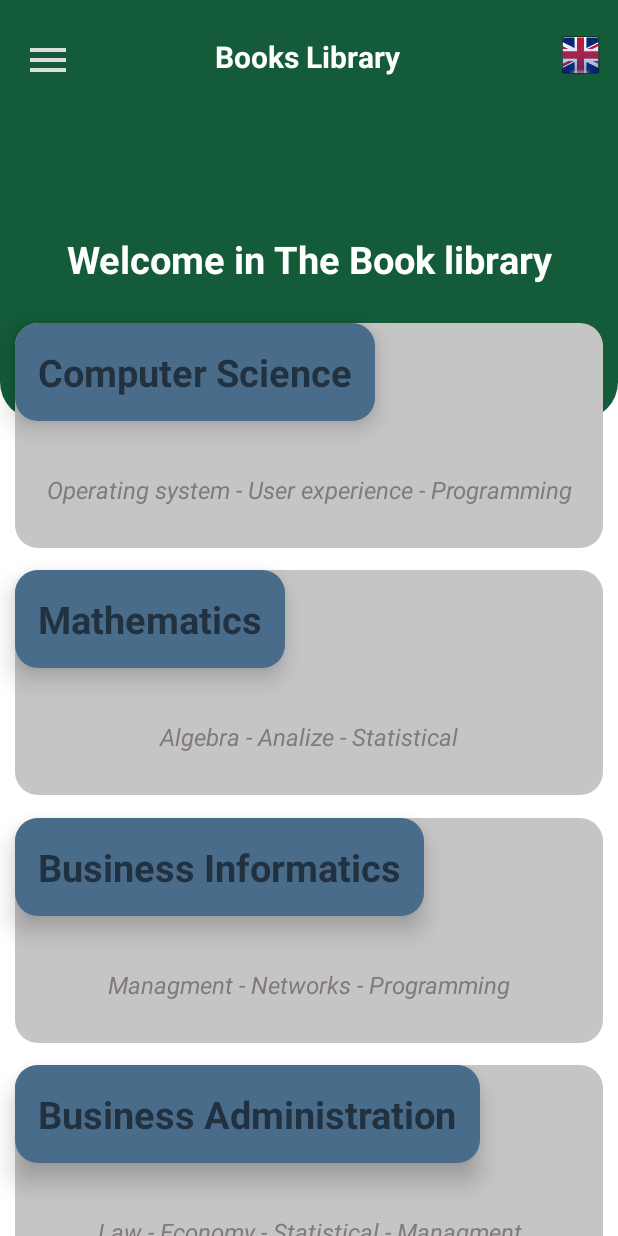
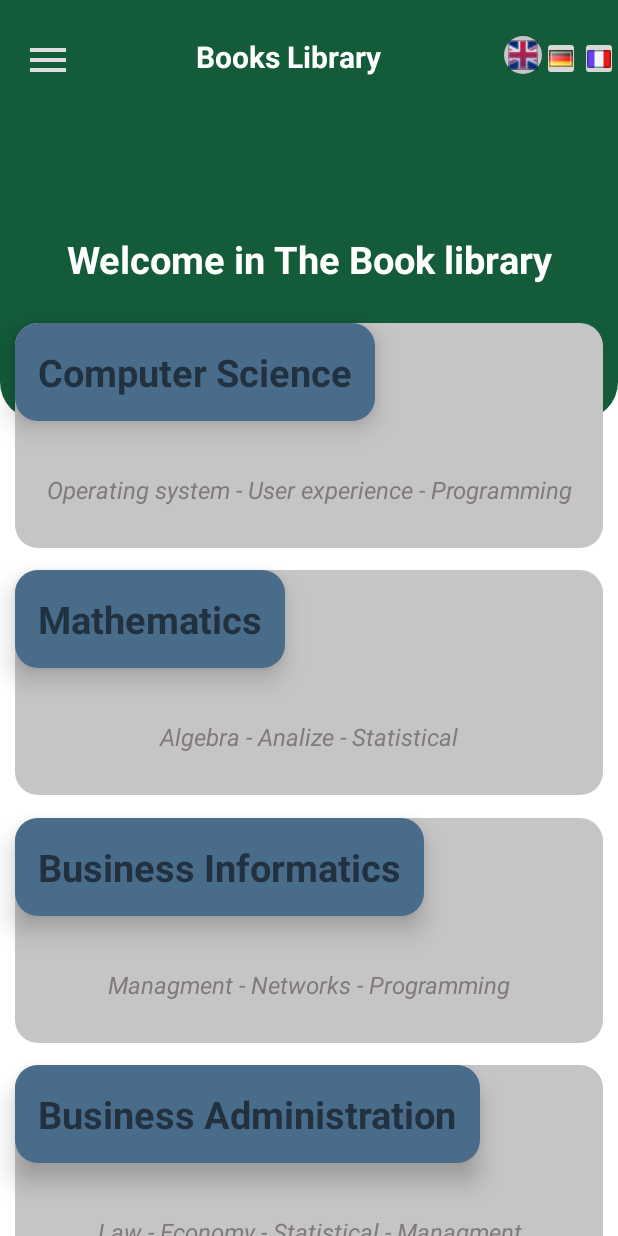
Before and after one commit to Omer-Guimdo/BookRegal, an Android app: the screen it shows after launch (MainActivity), on a phone screen of 412 x 824 dp. Run offline under Robolectric (Android 15) with nearby library versions, the light colour scheme and no system bars.

Commit message:
button languages en, de, fr

```diff
--- /dev/null
+++ b/app/src/main/java/de/romycomer/bookregal/AppCompat.java
@@ -0,0 +1,15 @@
+package de.romycomer.bookregal;
+
+import android.os.Bundle;
+
+import androidx.annotation.Nullable;
+import androidx.appcompat.app.AppCompatActivity;
+
+public class AppCompat extends AppCompatActivity {
+    @Override
+    protected void onCreate(@Nullable Bundle savedInstanceState) {
+        super.onCreate(savedInstanceState);
+        LanguageManager languageManager = new LanguageManager(this);
+        languageManager.updateResource(languageManager.getLang());
+    }
+}
--- /dev/null
+++ b/app/src/main/java/de/romycomer/bookregal/LanguageManager.java
@@ -0,0 +1,38 @@
+package de.romycomer.bookregal;
+
+import android.content.Context;
+import android.content.SharedPreferences;
+import android.content.res.Configuration;
+import android.content.res.Resources;
+
+import java.util.Locale;
+
+public class LanguageManager {
+    private Context ct;
+    private SharedPreferences sharedPreferences;
+    public LanguageManager(Context ctx){
+        ct = ctx;
+        sharedPreferences = ct.getSharedPreferences("LANG", Context.MODE_PRIVATE);
+    }
+    //Language Settings
+
+    public void updateResource(String code){
+        Locale locale = new Locale(code);
+        Locale.setDefault(locale);
+        Resources resources = ct.getResources();
+        Configuration configuration = resources.getConfiguration();
+        configuration.locale = locale;
+        resources.updateConfiguration(configuration, resources.getDisplayMetrics());
+        setLang(code);
+    }
+    public String getLang(){
+        return sharedPreferences.getString("lang", "en");
+    }
+
+    public void setLang(String code){
+        SharedPreferences.Editor editor = sharedPreferences.edit();
+        editor.putString("lang", code);
+        editor.commit();
+
+    }
+}
--- a/app/src/main/java/de/romycomer/bookregal/MainActivity.java
+++ b/app/src/main/java/de/romycomer/bookregal/MainActivity.java
@@ -9,8 +9,9 @@ import android.app.Activity;
 import android.content.Intent;
 import android.os.Bundle;
 import android.view.View;
+import android.widget.ImageButton;
 
-public class MainActivity extends AppCompatActivity {
+public class MainActivity extends AppCompat {
     //initialize variable
 
     private Toolbar toolbar;
@@ -27,6 +28,29 @@ public class MainActivity extends AppCompatActivity {
 
         toolbar = findViewById(R.id.toolbar);
         setSupportActionBar(toolbar);
+        // language button
+
+        ImageButton en = findViewById(R.id.btn_englisch);
+        ImageButton de = findViewById(R.id.btn_deutsch);
+        ImageButton fr = findViewById(R.id.btn_france);
+        LanguageManager lang = new LanguageManager(this);
+
+        en.setOnClickListener(view ->
+        {
+            lang.updateResource("en");
+            recreate();
+        });
+        de.setOnClickListener(view ->
+        {
+            lang.updateResource("de");
+            recreate();
+        });
+        fr.setOnClickListener(view ->
+        {
+            lang.updateResource("fr");
+            recreate();
+        });
+
     }
     public void ClickMenu(View view){
         //Open drawer
--- a/app/src/main/res/layout-de-rDE/toolbar.xml
+++ b/app/src/main/res/layout-de-rDE/toolbar.xml
@@ -28,10 +28,33 @@
             android:textAlignment="center"
             android:textColor="@color/white"/>
 
-        <ImageView
-            android:layout_width="50dp"
-            android:layout_height="25dp"
-            android:src="@drawable/deutsch"/>
+        <LinearLayout
+            android:layout_width="wrap_content"
+            android:layout_height="wrap_content"
+            android:orientation="horizontal">
+            <ImageButton
+                android:id="@+id/btn_englisch"
+                android:layout_width="25dp"
+                android:layout_height="25dp"
+                android:src="@drawable/englisch"
+                android:layout_weight="1"/>
+            <ImageButton
+                android:id="@+id/btn_deutsch"
+                android:layout_width="25dp"
+                android:layout_height="30dp"
+                android:background="@drawable/round_corner_book"
+                android:padding="2dp"
+                android:src="@drawable/deutsch"
+                android:layout_weight="1"/>
+            <ImageButton
+                android:id="@+id/btn_france"
+                android:layout_width="25dp"
+                android:layout_height="30dp"
+                android:src="@drawable/france_map"
+                android:layout_weight="1"/>
+
+        </LinearLayout>
+
     </LinearLayout>
 
 </androidx.appcompat.widget.Toolbar>
--- a/app/src/main/res/layout-fr-rFR/toolbar.xml
+++ b/app/src/main/res/layout-fr-rFR/toolbar.xml
@@ -28,10 +28,33 @@
             android:textAlignment="center"
             android:textColor="@color/white"/>
 
-        <ImageView
-            android:layout_width="50dp"
-            android:layout_height="25dp"
-            android:src="@drawable/france_map"/>
+        <LinearLayout
+            android:layout_width="wrap_content"
+            android:layout_height="wrap_content"
+            android:orientation="horizontal">
+            <ImageButton
+                android:id="@+id/btn_englisch"
+                android:layout_width="25dp"
+                android:layout_height="25dp"
+                android:src="@drawable/englisch"
+                android:layout_weight="1"/>
+            <ImageButton
+                android:id="@+id/btn_deutsch"
+                android:layout_width="25dp"
+                android:layout_height="30dp"
+                android:src="@drawable/deutsch"
+                android:layout_weight="1"/>
+            <ImageButton
+                android:id="@+id/btn_france"
+                android:layout_width="25dp"
+                android:layout_height="30dp"
+                android:background="@drawable/round_corner_book"
+                android:padding="2dp"
+                android:src="@drawable/france_map"
+                android:layout_weight="1"/>
+
+        </LinearLayout>
+
     </LinearLayout>
 
 </androidx.appcompat.widget.Toolbar>
--- a/app/src/main/res/layout/toolbar.xml
+++ b/app/src/main/res/layout/toolbar.xml
@@ -28,10 +28,33 @@
         android:textAlignment="center"
         android:textColor="@color/white"/>
 
-    <ImageView
-        android:layout_width="50dp"
-        android:layout_height="25dp"
-        android:src="@drawable/englisch_map"/>
+        <LinearLayout
+            android:layout_width="wrap_content"
+            android:layout_height="wrap_content"
+            android:orientation="horizontal">
+            <ImageButton
+                android:id="@+id/btn_englisch"
+                android:layout_width="25dp"
+                android:layout_height="25dp"
+                android:src="@drawable/englisch"
+                android:background="@drawable/round_corner_book"
+                android:padding="2dp"
+                android:layout_weight="1"/>
+            <ImageButton
+                android:id="@+id/btn_deutsch"
+                android:layout_width="25dp"
+                android:layout_height="30dp"
+                android:src="@drawable/deutsch"
+                android:layout_weight="1"/>
+            <ImageButton
+                android:id="@+id/btn_france"
+                android:layout_width="25dp"
+                android:layout_height="30dp"
+                android:src="@drawable/france_map"
+                android:layout_weight="1"/>
+
+        </LinearLayout>
+
 </LinearLayout>
 
 </androidx.appcompat.widget.Toolbar>
```
Also changed, not shown: app/src/main/res/drawable/englisch.png (added), app/src/main/res/drawable/englisch_map.png (deleted).
